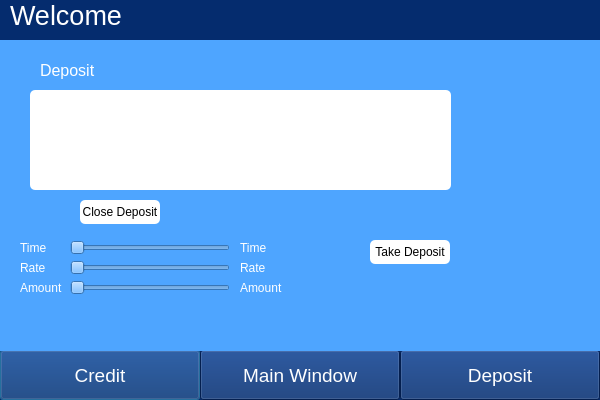
Old version of the form BankApp/userwindow.ui in the repository polkjhgf/BankMachination.
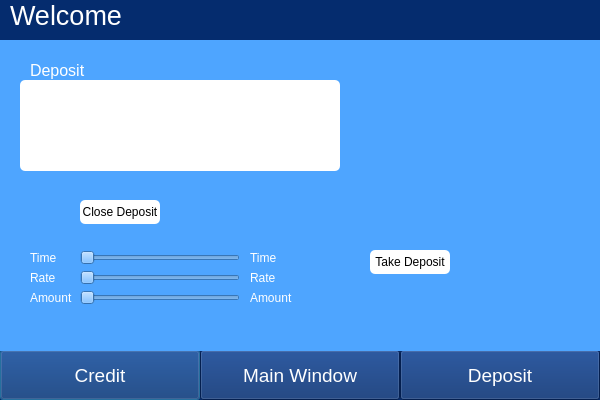
New version of the form. The open tabs and pages were chosen to show the change.

Patch:
```diff
--- a/BankApp/userwindow.ui
+++ b/BankApp/userwindow.ui
@@ -406,7 +406,7 @@
      <widget class="QLabel" name="label_5">
       <property name="geometry">
        <rect>
-        <x>40</x>
+        <x>30</x>
         <y>20</y>
         <width>71</width>
         <height>21</height>
@@ -428,10 +428,10 @@
      <widget class="QTableView" name="DepositView">
       <property name="geometry">
        <rect>
-        <x>30</x>
-        <y>50</y>
-        <width>421</width>
-        <height>100</height>
+        <x>20</x>
+        <y>40</y>
+        <width>320</width>
+        <height>91</height>
        </rect>
       </property>
       <property name="styleSheet">
@@ -460,8 +460,8 @@
      <widget class="QSlider" name="TimeSlider_2">
       <property name="geometry">
        <rect>
-        <x>70</x>
-        <y>200</y>
+        <x>80</x>
+        <y>210</y>
         <width>160</width>
         <height>16</height>
        </rect>
@@ -473,8 +473,8 @@
      <widget class="QSlider" name="RateSlider_2">
       <property name="geometry">
        <rect>
-        <x>70</x>
-        <y>220</y>
+        <x>80</x>
+        <y>230</y>
         <width>160</width>
         <height>16</height>
        </rect>
@@ -486,8 +486,8 @@
      <widget class="QSlider" name="AmountSlider_2">
       <property name="geometry">
        <rect>
-        <x>70</x>
-        <y>240</y>
+        <x>80</x>
+        <y>250</y>
         <width>160</width>
         <height>16</height>
        </rect>
@@ -499,8 +499,8 @@
      <widget class="QLabel" name="label_6">
       <property name="geometry">
        <rect>
-        <x>20</x>
-        <y>200</y>
+        <x>30</x>
+        <y>210</y>
         <width>49</width>
         <height>16</height>
        </rect>
@@ -515,8 +515,8 @@
      <widget class="QLabel" name="label_7">
       <property name="geometry">
        <rect>
-        <x>20</x>
-        <y>220</y>
+        <x>30</x>
+        <y>230</y>
         <width>49</width>
         <height>16</height>
        </rect>
@@ -531,8 +531,8 @@
      <widget class="QLabel" name="label_8">
       <property name="geometry">
        <rect>
-        <x>20</x>
-        <y>240</y>
+        <x>30</x>
+        <y>250</y>
         <width>49</width>
         <height>16</height>
        </rect>
@@ -547,8 +547,8 @@
      <widget class="QLabel" name="TimeLabel_2">
       <property name="geometry">
        <rect>
-        <x>240</x>
-        <y>200</y>
+        <x>250</x>
+        <y>210</y>
         <width>49</width>
         <height>16</height>
        </rect>
@@ -563,8 +563,8 @@
      <widget class="QLabel" name="RateLabel_2">
       <property name="geometry">
        <rect>
-        <x>240</x>
-        <y>220</y>
+        <x>250</x>
+        <y>230</y>
         <width>49</width>
         <height>16</height>
        </rect>
@@ -579,8 +579,8 @@
      <widget class="QLabel" name="AmountLabel_2">
       <property name="geometry">
        <rect>
-        <x>240</x>
-        <y>240</y>
+        <x>250</x>
+        <y>250</y>
         <width>49</width>
         <height>16</height>
        </rect>
@@ -596,7 +596,7 @@
       <property name="geometry">
        <rect>
         <x>370</x>
-        <y>200</y>
+        <y>210</y>
         <width>80</width>
         <height>24</height>
        </rect>
@@ -614,8 +614,8 @@
       <property name="geometry">
        <rect>
         <x>370</x>
-        <y>240</y>
-        <width>161</width>
+        <y>250</y>
+        <width>211</width>
         <height>16</height>
        </rect>
       </property>
```
Left out of the diff: 10 changed lines with no effect on the pictures.
